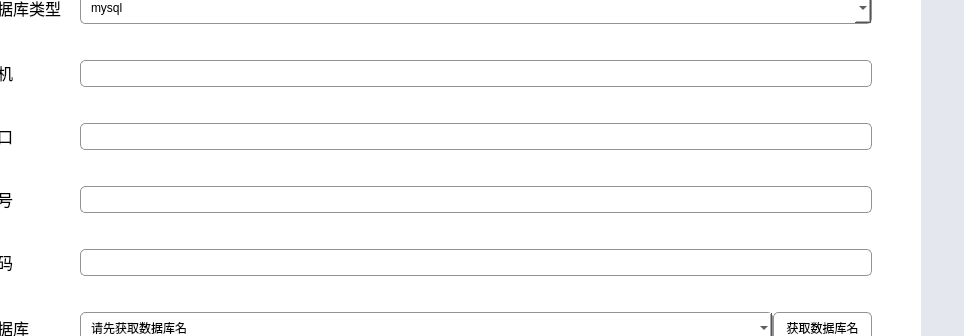
This is app/ui/MainWindow.ui in ncepu-iDealStudio/Flask_RESTfulAPI_Codegen_Application as Qt 5 draws it before an edit; both pictures show x 121 to 1085 and y 246 to 582 of the 1085 by 765 pixel window. The edited form follows.
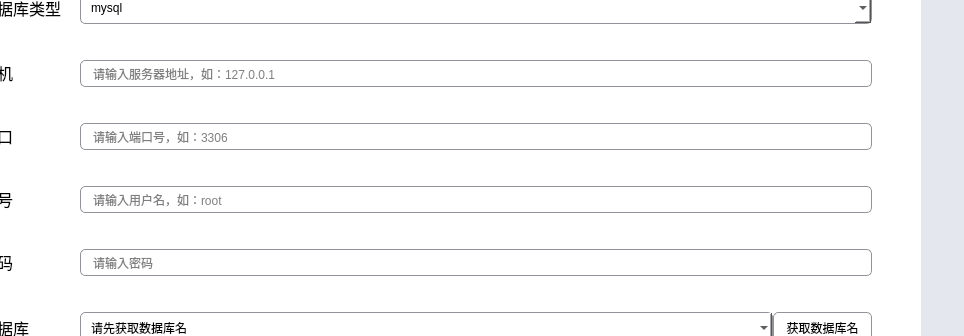
This is the edited form. Icons and pictures are not drawn.

Commit message: 为输入框添加提示

```diff
--- a/app/ui/MainWindow.ui
+++ b/app/ui/MainWindow.ui
@@ -1634,6 +1634,9 @@
                     <verstretch>0</verstretch>
                    </sizepolicy>
                   </property>
+                  <property name="placeholderText">
+                   <string>请输入服务器地址，如：127.0.0.1</string>
+                  </property>
                   <property name="clearButtonEnabled">
                    <bool>true</bool>
                   </property>
@@ -1663,6 +1666,9 @@
                 </item>
                 <item>
                  <widget class="QLineEdit" name="text_port">
+                  <property name="placeholderText">
+                   <string>请输入端口号，如：3306</string>
+                  </property>
                   <property name="clearButtonEnabled">
                    <bool>true</bool>
                   </property>
@@ -1689,6 +1695,9 @@
                 </item>
                 <item>
                  <widget class="QLineEdit" name="text_user">
+                  <property name="placeholderText">
+                   <string>请输入用户名，如：root</string>
+                  </property>
                   <property name="clearButtonEnabled">
                    <bool>true</bool>
                   </property>
@@ -1715,12 +1724,18 @@
                 </item>
                 <item>
                  <widget class="QLineEdit" name="text_password">
+                  <property name="styleSheet">
+                   <string notr="true"/>
+                  </property>
                   <property name="inputMask">
                    <string/>
                   </property>
                   <property name="echoMode">
                    <enum>QLineEdit::PasswordEchoOnEdit</enum>
                   </property>
+                  <property name="placeholderText">
+                   <string>请输入密码</string>
+                  </property>
                   <property name="clearButtonEnabled">
                    <bool>true</bool>
                   </property>
```
The commit also changes 1 other file.
